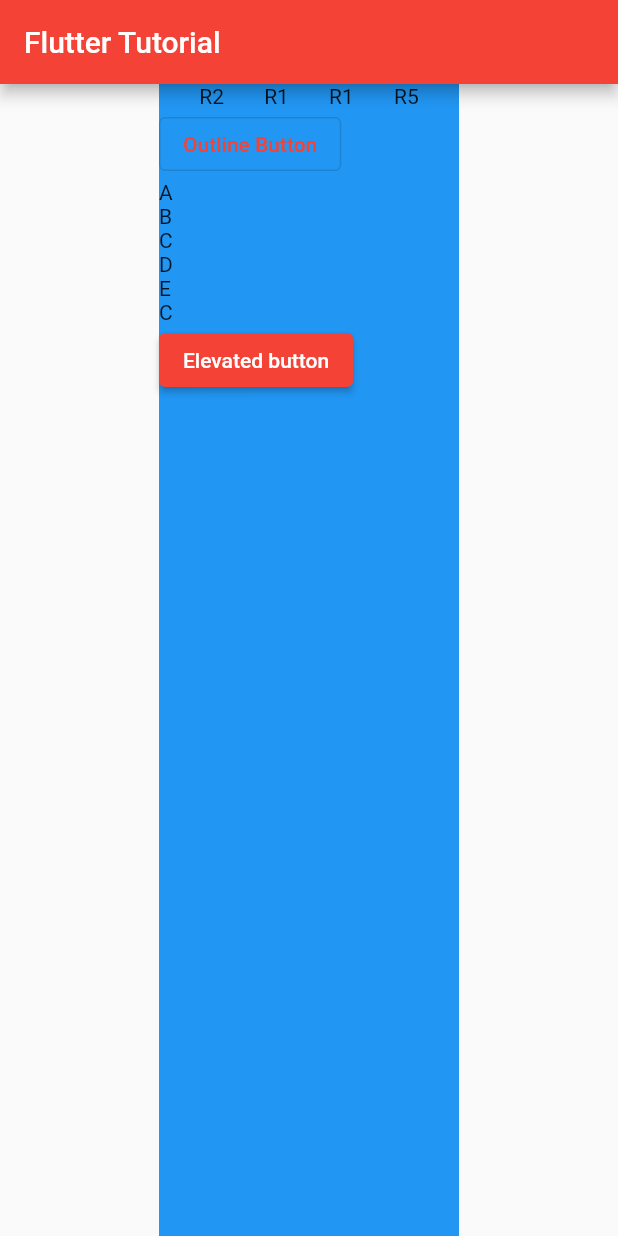
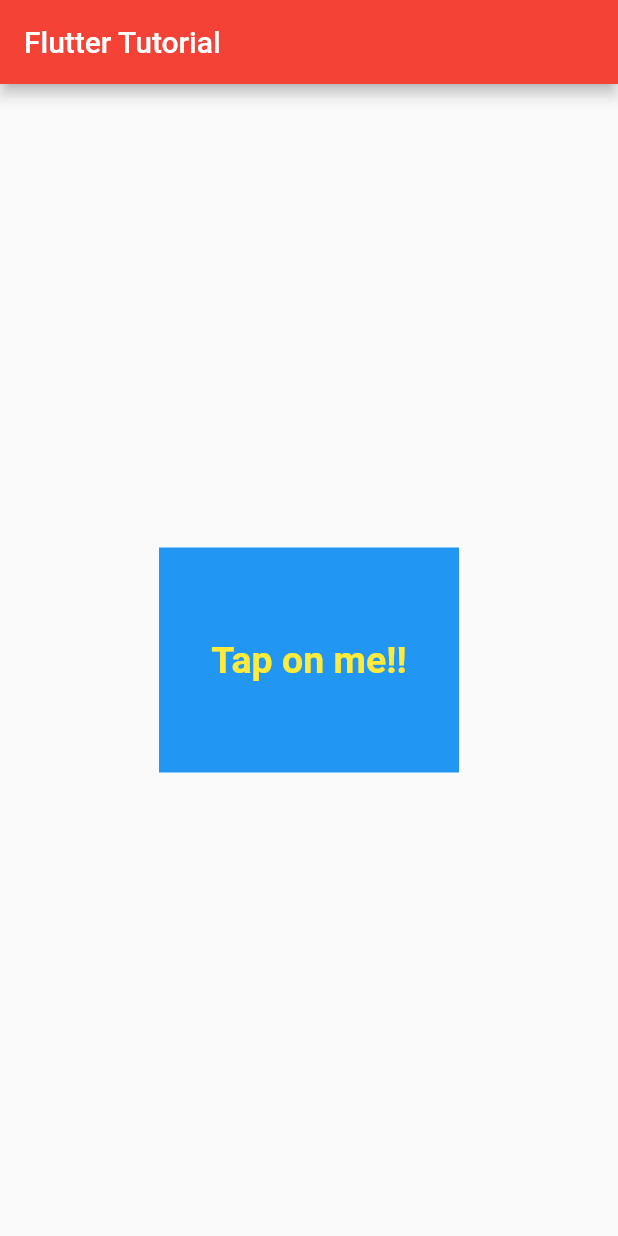
Before and after one commit to bkarthikkumar/flutterTuts, a Flutter app: the screen it shows after launch, on a phone screen of 412 x 824 dp. Run offline on Flutter 3.47's test engine with Material 2 defaults, Android fonts, the light colour scheme and no system bars.

Commit message:
Added inkwell widget

```diff
--- a/lib/main.dart
+++ b/lib/main.dart
@@ -37,53 +37,80 @@ class _MyHomePageState extends State<MyHomePage> {
           title: Text(widget.title),
         ),
         body: Center(
-          child: Container(
+          child: InkWell(
+            onDoubleTap: () {
+              print("Double tAp");
+            },
+            onLongPress: () {
+              print("Long Press");
+            },
+            onTap: () {
+              print("Tap once");
+            },
+            child: Container(
               width: 200,
-              // height: 150,
+              height: 150,
               color: const Color.fromRGBO(33, 150, 243, 1),
-              child: Column(
-                mainAxisAlignment: MainAxisAlignment.start,
-                // MainAxisAlignment.center, // makes the item in center
-                crossAxisAlignment: CrossAxisAlignment.start,
-                children: [
-                  Row(
-                      mainAxisAlignment: MainAxisAlignment.spaceEvenly,
-                      children: [
-                        const Text("R2"),
-                        const Text("R1"),
-                        const Text("R1"),
-                        const Text("R5"),
-                      ]),
+              child: Center(
+                child: InkWell(
+                  onTap: () {
+                    print("Text is tapped");
+                  },
+                  onDoubleTap: () {
+                    print("Double tAp text");
+                  },
+                  child: Text(
+                    "Tap on me!!",
+                    style: TextStyle(
+                        color: Colors.yellow,
+                        fontSize: 25,
+                        fontWeight: FontWeight.w700),
+                  ),
+                ),
+              ),
+              // child: Column(
+              //   mainAxisAlignment: MainAxisAlignment.start,
+              //   // MainAxisAlignment.center, // makes the item in center
+              //   crossAxisAlignment: CrossAxisAlignment.start,
+              //   children: [
+              //     Row(
+              //         mainAxisAlignment: MainAxisAlignment.spaceEvenly,
+              //         children: [
+              //           const Text("R2"),
+              //           const Text("R1"),
+              //           const Text("R1"),
+              //           const Text("R5"),
+              //         ]),
 
-                  OutlinedButton(
-                    child: const Text("Outline Button"),
-                    onPressed: () {
-                      print("Out line clicked");
-                    },
-                  ),
-                  const Text('A'),
-                  const Text('B'),
-                  const Text('C'),
-                  // Image.asset('assets/images/flutter_02.jpg'),
-                  const Text('D'),
-                  const Text('E'),
-                  // TextButton(
-                  //   child: Text("Click me !!!"),
-                  //   onPressed: () {
-                  //     print("Item Clicked");
-                  //   },
-                  //   onLongPress: () {
-                  //     print("Long press");
-                  //   },
-                  // ),
-                  const Text('C'),
-                  ElevatedButton(
-                      child: const Text("Elevated button"),
-                      onPressed: () {
-                        print("Elevated button pressed");
-                      }),
-                ],
-              )
+              //     OutlinedButton(
+              //       child: const Text("Outline Button"),
+              //       onPressed: () {
+              //         print("Out line clicked");
+              //       },
+              //     ),
+              //     const Text('A'),
+              //     const Text('B'),
+              //     const Text('C'),
+              //     // Image.asset('assets/images/flutter_02.jpg'),
+              //     const Text('D'),
+              //     const Text('E'),
+              //     // TextButton(
+              //     //   child: Text("Click me !!!"),
+              //     //   onPressed: () {
+              //     //     print("Item Clicked");
+              //     //   },
+              //     //   onLongPress: () {
+              //     //     print("Long press");
+              //     //   },
+              //     // ),
+              //     const Text('C'),
+              //     ElevatedButton(
+              //         child: const Text("Elevated button"),
+              //         onPressed: () {
+              //           print("Elevated button pressed");
+              //         }),
+              //   ],
+              // )
               // child: Image.asset('assets/images/flutter_01.jpg')
               //     OutlinedButton(
               //   child: Text("Outline Button"),
@@ -117,7 +144,8 @@ class _MyHomePageState extends State<MyHomePage> {
               //       fontWeight: FontWeight.bold,
               //       backgroundColor: Colors.red),
               // ),
-              ),
+            ),
+          ),
         ) // This trailing comma makes auto-formatting nicer for build methods.
         );
   }
```
